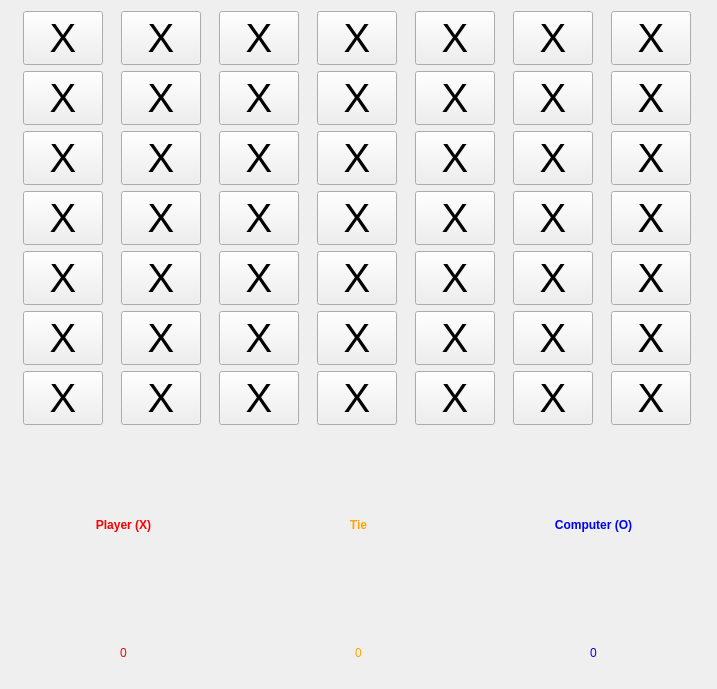
Qt form widget.ui (Mavrikant/TicTacToe) before a commit.
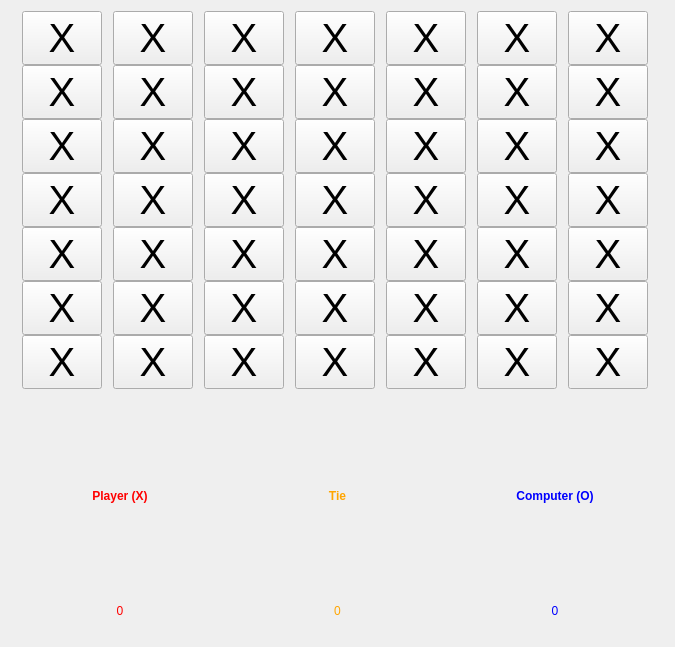
The same form after that commit.

What changed in the file:
```diff
--- a/widget.ui
+++ b/widget.ui
@@ -6,8 +6,8 @@
    <rect>
     <x>0</x>
     <y>0</y>
-    <width>717</width>
-    <height>689</height>
+    <width>675</width>
+    <height>647</height>
    </rect>
   </property>
   <property name="windowTitle">
@@ -19,10 +19,13 @@
      <property name="sizeConstraint">
       <enum>QLayout::SetMinimumSize</enum>
      </property>
+     <property name="spacing">
+      <number>0</number>
+     </property>
      <item row="0" column="0">
       <widget class="QPushButton" name="button_1_1">
        <property name="sizePolicy">
-        <sizepolicy hsizetype="Fixed" vsizetype="Fixed">
+        <sizepolicy hsizetype="Maximum" vsizetype="Maximum">
          <horstretch>0</horstretch>
          <verstretch>0</verstretch>
         </sizepolicy>
@@ -61,7 +64,7 @@
      <item row="0" column="1">
       <widget class="QPushButton" name="button_1_2">
        <property name="sizePolicy">
-        <sizepolicy hsizetype="Fixed" vsizetype="Fixed">
+        <sizepolicy hsizetype="Maximum" vsizetype="Maximum">
          <horstretch>0</horstretch>
          <verstretch>0</verstretch>
         </sizepolicy>
@@ -100,7 +103,7 @@
      <item row="0" column="2">
       <widget class="QPushButton" name="button_1_3">
        <property name="sizePolicy">
-        <sizepolicy hsizetype="Fixed" vsizetype="Fixed">
+        <sizepolicy hsizetype="Maximum" vsizetype="Maximum">
          <horstretch>0</horstretch>
          <verstretch>0</verstretch>
         </sizepolicy>
@@ -139,7 +142,7 @@
      <item row="0" column="3">
       <widget class="QPushButton" name="button_1_4">
        <property name="sizePolicy">
-        <sizepolicy hsizetype="Fixed" vsizetype="Fixed">
+        <sizepolicy hsizetype="Maximum" vsizetype="Maximum">
          <horstretch>0</horstretch>
          <verstretch>0</verstretch>
         </sizepolicy>
@@ -178,7 +181,7 @@
      <item row="0" column="4">
       <widget class="QPushButton" name="button_1_5">
        <property name="sizePolicy">
-        <sizepolicy hsizetype="Fixed" vsizetype="Fixed">
+        <sizepolicy hsizetype="Maximum" vsizetype="Maximum">
          <horstretch>0</horstretch>
          <verstretch>0</verstretch>
         </sizepolicy>
@@ -217,7 +220,7 @@
      <item row="0" column="5">
       <widget class="QPushButton" name="button_1_6">
        <property name="sizePolicy">
-        <sizepolicy hsizetype="Fixed" vsizetype="Fixed">
+        <sizepolicy hsizetype="Maximum" vsizetype="Maximum">
          <horstretch>0</horstretch>
          <verstretch>0</verstretch>
         </sizepolicy>
@@ -256,7 +259,7 @@
      <item row="0" column="6">
       <widget class="QPushButton" name="button_1_7">
        <property name="sizePolicy">
-        <sizepolicy hsizetype="Fixed" vsizetype="Fixed">
+        <sizepolicy hsizetype="Maximum" vsizetype="Maximum">
          <horstretch>0</horstretch>
          <verstretch>0</verstretch>
         </sizepolicy>
@@ -295,7 +298,7 @@
      <item row="1" column="0">
       <widget class="QPushButton" name="button_2_1">
        <property name="sizePolicy">
-        <sizepolicy hsizetype="Fixed" vsizetype="Fixed">
+        <sizepolicy hsizetype="Maximum" vsizetype="Maximum">
          <horstretch>0</horstretch>
          <verstretch>0</verstretch>
         </sizepolicy>
@@ -334,7 +337,7 @@
      <item row="1" column="1">
       <widget class="QPushButton" name="button_2_2">
        <property name="sizePolicy">
-        <sizepolicy hsizetype="Fixed" vsizetype="Fixed">
+        <sizepolicy hsizetype="Maximum" vsizetype="Maximum">
          <horstretch>0</horstretch>
          <verstretch>0</verstretch>
         </sizepolicy>
@@ -373,7 +376,7 @@
      <item row="1" column="2">
       <widget class="QPushButton" name="button_2_3">
        <property name="sizePolicy">
-        <sizepolicy hsizetype="Fixed" vsizetype="Fixed">
+        <sizepolicy hsizetype="Maximum" vsizetype="Maximum">
          <horstretch>0</horstretch>
          <verstretch>0</verstretch>
         </sizepolicy>
@@ -412,7 +415,7 @@
      <item row="1" column="3">
       <widget class="QPushButton" name="button_2_4">
        <property name="sizePolicy">
-        <sizepolicy hsizetype="Fixed" vsizetype="Fixed">
+        <sizepolicy hsizetype="Maximum" vsizetype="Maximum">
          <horstretch>0</horstretch>
          <verstretch>0</verstretch>
         </sizepolicy>
@@ -451,7 +454,7 @@
      <item row="1" column="4">
       <widget class="QPushButton" name="button_2_5">
        <property name="sizePolicy">
-        <sizepolicy hsizetype="Fixed" vsizetype="Fixed">
+        <sizepolicy hsizetype="Maximum" vsizetype="Maximum">
          <horstretch>0</horstretch>
          <verstretch>0</verstretch>
         </sizepolicy>
@@ -490,7 +493,7 @@
      <item row="1" column="5">
       <widget class="QPushButton" name="button_2_6">
        <property name="sizePolicy">
-        <sizepolicy hsizetype="Fixed" vsizetype="Fixed">
+        <sizepolicy hsizetype="Maximum" vsizetype="Maximum">
          <horstretch>0</horstretch>
          <verstretch>0</verstretch>
         </sizepolicy>
@@ -529,7 +532,7 @@
      <item row="1" column="6">
       <widget class="QPushButton" name="button_2_7">
        <property name="sizePolicy">
-        <sizepolicy hsizetype="Fixed" vsizetype="Fixed">
+        <sizepolicy hsizetype="Maximum" vsizetype="Maximum">
          <horstretch>0</horstretch>
          <verstretch>0</verstretch>
         </sizepolicy>
@@ -568,7 +571,7 @@
      <item row="2" column="0">
       <widget class="QPushButton" name="button_3_1">
        <property name="sizePolicy">
-        <sizepolicy hsizetype="Fixed" vsizetype="Fixed">
+        <sizepolicy hsizetype="Maximum" vsizetype="Maximum">
          <horstretch>0</horstretch>
          <verstretch>0</verstretch>
         </sizepolicy>
@@ -607,7 +610,7 @@
      <item row="2" column="1">
       <widget class="QPushButton" name="button_3_2">
        <property name="sizePolicy">
-        <sizepolicy hsizetype="Fixed" vsizetype="Fixed">
+        <sizepolicy hsizetype="Maximum" vsizetype="Maximum">
          <horstretch>0</horstretch>
          <verstretch>0</verstretch>
         </sizepolicy>
@@ -649,7 +652,7 @@
         <bool>true</bool>
        </property>
        <property name="sizePolicy">
-        <sizepolicy hsizetype="Fixed" vsizetype="Fixed">
+        <sizepolicy hsizetype="Maximum" vsizetype="Maximum">
          <horstretch>0</horstretch>
          <verstretch>0</verstretch>
         </sizepolicy>
@@ -691,7 +694,7 @@
         <bool>true</bool>
        </property>
        <property name="sizePolicy">
-        <sizepolicy hsizetype="Fixed" vsizetype="Fixed">
+        <sizepolicy hsizetype="Maximum" vsizetype="Maximum">
          <horstretch>0</horstretch>
          <verstretch>0</verstretch>
         </sizepolicy>
@@ -733,7 +736,7 @@
         <bool>true</bool>
        </property>
        <property name="sizePolicy">
-        <sizepolicy hsizetype="Fixed" vsizetype="Fixed">
+        <sizepolicy hsizetype="Maximum" vsizetype="Maximum">
          <horstretch>0</horstretch>
          <verstretch>0</verstretch>
         </sizepolicy>
@@ -775,7 +778,7 @@
         <bool>true</bool>
        </property>
        <property name="sizePolicy">
-        <sizepolicy hsizetype="Fixed" vsizetype="Fixed">
+        <sizepolicy hsizetype="Maximum" vsizetype="Maximum">
          <horstretch>0</horstretch>
          <verstretch>0</verstretch>
         </sizepolicy>
@@ -817,7 +820,7 @@
         <bool>true</bool>
        </property>
        <property name="sizePolicy">
-        <sizepolicy hsizetype="Fixed" vsizetype="Fixed">
+        <sizepolicy hsizetype="Maximum" vsizetype="Maximum">
          <horstretch>0</horstretch>
          <verstretch>0</verstretch>
         </sizepolicy>
@@ -856,7 +859,7 @@
      <item row="3" column="0">
       <widget class="QPushButton" name="button_4_1">
        <property name="sizePolicy">
-        <sizepolicy hsizetype="Fixed" vsizetype="Fixed">
+        <sizepolicy hsizetype="Maximum" vsizetype="Maximum">
          <horstretch>0</horstretch>
          <verstretch>0</verstretch>
         </sizepolicy>
@@ -895,7 +898,7 @@
      <item row="3" column="1">
       <widget class="QPushButton" name="button_4_2">
        <property name="sizePolicy">
-        <sizepolicy hsizetype="Fixed" vsizetype="Fixed">
+        <sizepolicy hsizetype="Maximum" vsizetype="Maximum">
          <horstretch>0</horstretch>
          <verstretch>0</verstretch>
         </sizepolicy>
@@ -937,7 +940,7 @@
         <bool>true</bool>
        </property>
        <property name="sizePolicy">
-        <sizepolicy hsizetype="Fixed" vsizetype="Fixed">
+        <sizepolicy hsizetype="Maximum" vsizetype="Maximum">
          <horstretch>0</horstretch>
          <verstretch>0</verstretch>
         </sizepolicy>
@@ -979,7 +982,7 @@
         <bool>true</bool>
        </property>
        <property name="sizePolicy">
-        <sizepolicy hsizetype="Fixed" vsizetype="Fixed">
+        <sizepolicy hsizetype="Maximum" vsizetype="Maximum">
          <horstretch>0</horstretch>
          <verstretch>0</verstretch>
         </sizepolicy>
@@ -1021,7 +1024,7 @@
         <bool>true</bool>
        </property>
        <property name="sizePolicy">
-        <sizepolicy hsizetype="Fixed" vsizetype="Fixed">
+        <sizepolicy hsizetype="Maximum" vsizetype="Maximum">
          <horstretch>0</horstretch>
          <verstretch>0</verstretch>
         </sizepolicy>
@@ -1063,7 +1066,7 @@
         <bool>true</bool>
        </property>
        <property name="sizePolicy">
-        <sizepolicy hsizetype="Fixed" vsizetype="Fixed">
+        <sizepolicy hsizetype="Maximum" vsizetype="Maximum">
          <horstretch>0</horstretch>
          <verstretch>0</verstretch>
         </sizepolicy>
@@ -1105,7 +1108,7 @@
         <bool>true</bool>
        </property>
        <property name="sizePolicy">
-        <sizepolicy hsizetype="Fixed" vsizetype="Fixed">
+        <sizepolicy hsizetype="Maximum" vsizetype="Maximum">
          <horstretch>0</horstretch>
          <verstretch>0</verstretch>
         </sizepolicy>
@@ -1144,7 +1147,7 @@
      <item row="4" column="0">
       <widget class="QPushButton" name="button_5_1">
        <property name="sizePolicy">
-        <sizepolicy hsizetype="Fixed" vsizetype="Fixed">
+        <sizepolicy hsizetype="Maximum" vsizetype="Maximum">
          <horstretch>0</horstretch>
          <verstretch>0</verstretch>
         </sizepolicy>
@@ -1183,7 +1186,7 @@
      <item row="4" column="1">
       <widget class="QPushButton" name="button_5_2">
        <property name="sizePolicy">
-        <sizepolicy hsizetype="Fixed" vsizetype="Fixed">
+        <sizepolicy hsizetype="Maximum" vsizetype="Maximum">
          <horstretch>0</horstretch>
          <verstretch>0</verstretch>
         </sizepolicy>
@@ -1225,7 +1228,7 @@
         <bool>true</bool>
        </property>
        <property name="sizePolicy">
-        <sizepolicy hsizetype="Fixed" vsizetype="Fixed">
+        <sizepolicy hsizetype="Maximum" vsizetype="Maximum">
          <horstretch>0</horstretch>
          <verstretch>0</verstretch>
         </sizepolicy>
@@ -1267,7 +1270,7 @@
         <bool>true</bool>
        </property>
        <property name="sizePolicy">
-        <sizepolicy hsizetype="Fixed" vsizetype="Fixed">
+        <sizepolicy hsizetype="Maximum" vsizetype="Maximum">
          <horstretch>0</horstretch>
          <verstretch>0</verstretch>
         </sizepolicy>
@@ -1309,7 +1312,7 @@
         <bool>true</bool>
        </property>
        <property name="sizePolicy">
-        <sizepolicy hsizetype="Fixed" vsizetype="Fixed">
+        <sizepolicy hsizetype="Maximum" vsizetype="Maximum">
          <horstretch>0</horstretch>
          <verstretch>0</verstretch>
         </sizepolicy>
@@ -1351,7 +1354,7 @@
         <bool>true</bool>
        </property>
        <property name="sizePolicy">
-        <sizepolicy hsizetype="Fixed" vsizetype="Fixed">
+        <sizepolicy hsizetype="Maximum" vsizetype="Maximum">
          <horstretch>0</horstretch>
          <verstretch>0</verstretch>
         </sizepolicy>
@@ -1390,7 +1393,7 @@
      <item row="4" column="6">
       <widget class="QPushButton" name="button_5_7">
        <property name="sizePolicy">
-        <sizepolicy hsizetype="Fixed" vsizetype="Fixed">
+        <sizepolicy hsizetype="Maximum" vsizetype="Maximum">
          <horstretch>0</horstretch>
          <verstretch>0</verstretch>
         </sizepolicy>
@@ -1432,7 +1435,7 @@
         <bool>true</bool>
        </property>
        <property name="sizePolicy">
-        <sizepolicy hsizetype="Fixed" vsizetype="Fixed">
+        <sizepolicy hsizetype="Maximum" vsizetype="Maximum">
          <horstretch>0</horstretch>
          <verstretch>0</verstretch>
         </sizepolicy>
@@ -1474,7 +1477,7 @@
         <bool>true</bool>
        </property>
        <property name="sizePolicy">
-        <sizepolicy hsizetype="Fixed" vsizetype="Fixed">
+        <sizepolicy hsizetype="Maximum" vsizetype="Maximum">
          <horstretch>0</horstretch>
          <verstretch>0</verstretch>
         </sizepolicy>
@@ -1516,7 +1519,7 @@
         <bool>true</bool>
        </property>
        <property name="sizePolicy">
-        <sizepolicy hsizetype="Fixed" vsizetype="Fixed">
+        <sizepolicy hsizetype="Maximum" vsizetype="Maximum">
          <horstretch>0</horstretch>
          <verstretch>0</verstretch>
         </sizepolicy>
@@ -1558,7 +1561,7 @@
         <bool>true</bool>
        </property>
        <property name="sizePolicy">
-        <sizepolicy hsizetype="Fixed" vsizetype="Fixed">
+        <sizepolicy hsizetype="Maximum" vsizetype="Maximum">
          <horstretch>0</horstretch>
          <verstretch>0</verstretch>
         </sizepolicy>
@@ -1600,7 +1603,7 @@
         <bool>true</bool>
        </property>
        <property name="sizePolicy">
-        <sizepolicy hsizetype="Fixed" vsizetype="Fixed">
+        <sizepolicy hsizetype="Maximum" vsizetype="Maximum">
          <horstretch>0</horstretch>
          <verstretch>0</verstretch>
         </sizepolicy>
@@ -1642,7 +1645,7 @@
         <bool>true</bool>
        </property>
        <property name="sizePolicy">
-        <sizepolicy hsizetype="Fixed" vsizetype="Fixed">
+        <sizepolicy hsizetype="Maximum" vsizetype="Maximum">
          <horstretch>0</horstretch>
          <verstretch>0</verstretch>
         </sizepolicy>
@@ -1684,7 +1687,7 @@
         <bool>true</bool>
        </property>
        <property name="sizePolicy">
-        <sizepolicy hsizetype="Fixed" vsizetype="Fixed">
+        <sizepolicy hsizetype="Maximum" vsizetype="Maximum">
          <horstretch>0</horstretch>
          <verstretch>0</verstretch>
         </sizepolicy>
@@ -1726,7 +1729,7 @@
         <bool>true</bool>
        </property>
        <property name="sizePolicy">
-        <sizepolicy hsizetype="Fixed" vsizetype="Fixed">
+        <sizepolicy hsizetype="Maximum" vsizetype="Maximum">
          <horstretch>0</horstretch>
          <verstretch>0</verstretch>
         </sizepolicy>
@@ -1768,7 +1771,7 @@
         <bool>true</bool>
        </property>
        <property name="sizePolicy">
-        <sizepolicy hsizetype="Fixed" vsizetype="Fixed">
+        <sizepolicy hsizetype="Maximum" vsizetype="Maximum">
          <horstretch>0</horstretch>
          <verstretch>0</verstretch>
         </sizepolicy>
@@ -1810,7 +1813,7 @@
         <bool>true</bool>
        </property>
        <property name="sizePolicy">
-        <sizepolicy hsizetype="Fixed" vsizetype="Fixed">
+        <sizepolicy hsizetype="Maximum" vsizetype="Maximum">
          <horstretch>0</horstretch>
          <verstretch>0</verstretch>
         </sizepolicy>
@@ -1852,7 +1855,7 @@
         <bool>true</bool>
        </property>
        <property name="sizePolicy">
-        <sizepolicy hsizetype="Fixed" vsizetype="Fixed">
+        <sizepolicy hsizetype="Maximum" vsizetype="Maximum">
          <horstretch>0</horstretch>
          <verstretch>0</verstretch>
         </sizepolicy>
@@ -1894,7 +1897,7 @@
         <bool>true</bool>
        </property>
        <property name="sizePolicy">
-        <sizepolicy hsizetype="Fixed" vsizetype="Fixed">
+        <sizepolicy hsizetype="Maximum" vsizetype="Maximum">
          <horstretch>0</horstretch>
          <verstretch>0</verstretch>
         </sizepolicy>
@@ -1936,7 +1939,7 @@
         <bool>true</bool>
        </property>
        <property name="sizePolicy">
-        <sizepolicy hsizetype="Fixed" vsizetype="Fixed">
+        <sizepolicy hsizetype="Maximum" vsizetype="Maximum">
          <horstretch>0</horstretch>
          <verstretch>0</verstretch>
         </sizepolicy>
@@ -1978,7 +1981,7 @@
         <bool>true</bool>
        </property>
        <property name="sizePolicy">
-        <sizepolicy hsizetype="Fixed" vsizetype="Fixed">
+        <sizepolicy hsizetype="Maximum" vsizetype="Maximum">
          <horstretch>0</horstretch>
          <verstretch>0</verstretch>
         </sizepolicy>
@@ -2019,12 +2022,21 @@
    <item>
     <layout class="QHBoxLayout" name="horizontalLayout">
      <property name="spacing">
+      <number>0</number>
+     </property>
+     <property name="sizeConstraint">
+      <enum>QLayout::SetMinimumSize</enum>
+     </property>
+     <property name="topMargin">
       <number>10</number>
      </property>
      <item>
       <layout class="QVBoxLayout" name="verticalLayout_3">
        <property name="spacing">
-        <number>10</number>
+        <number>0</number>
+       </property>
+       <property name="sizeConstraint">
+        <enum>QLayout::SetMinimumSize</enum>
        </property>
        <item>
         <widget class="QLabel" name="label">
@@ -2092,7 +2104,10 @@
      <item>
       <layout class="QVBoxLayout" name="verticalLayout_2">
        <property name="spacing">
-        <number>10</number>
+        <number>0</number>
+       </property>
+       <property name="sizeConstraint">
+        <enum>QLayout::SetMinimumSize</enum>
        </property>
        <item>
         <widget class="QLabel" name="label_2">
@@ -2140,10 +2155,19 @@
      <item>
       <layout class="QVBoxLayout" name="verticalLayout">
        <property name="spacing">
-        <number>10</number>
+        <number>0</number>
+       </property>
+       <property name="sizeConstraint">
+        <enum>QLayout::SetMinimumSize</enum>
        </property>
        <item>
         <widget class="QLabel" name="label_3">
+         <property name="sizePolicy">
+          <sizepolicy hsizetype="Minimum" vsizetype="Preferred">
+           <horstretch>0</horstretch>
+           <verstretch>0</verstretch>
+          </sizepolicy>
+         </property>
          <property name="styleSheet">
           <string notr="true">font-weight:bold;color: blue;</string>
          </property>
```
